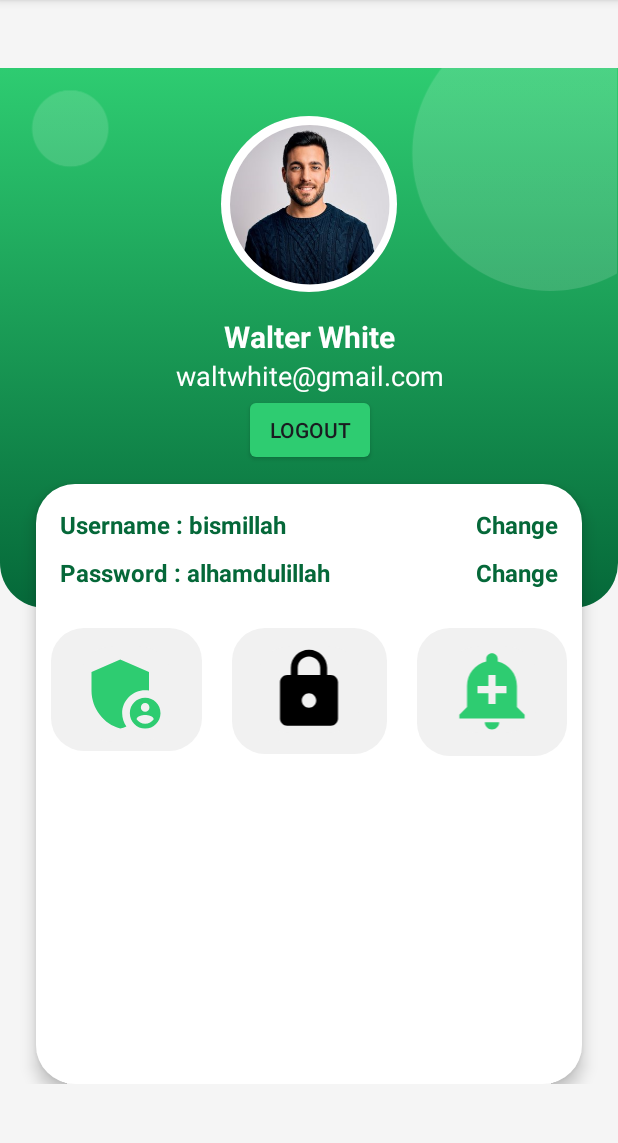
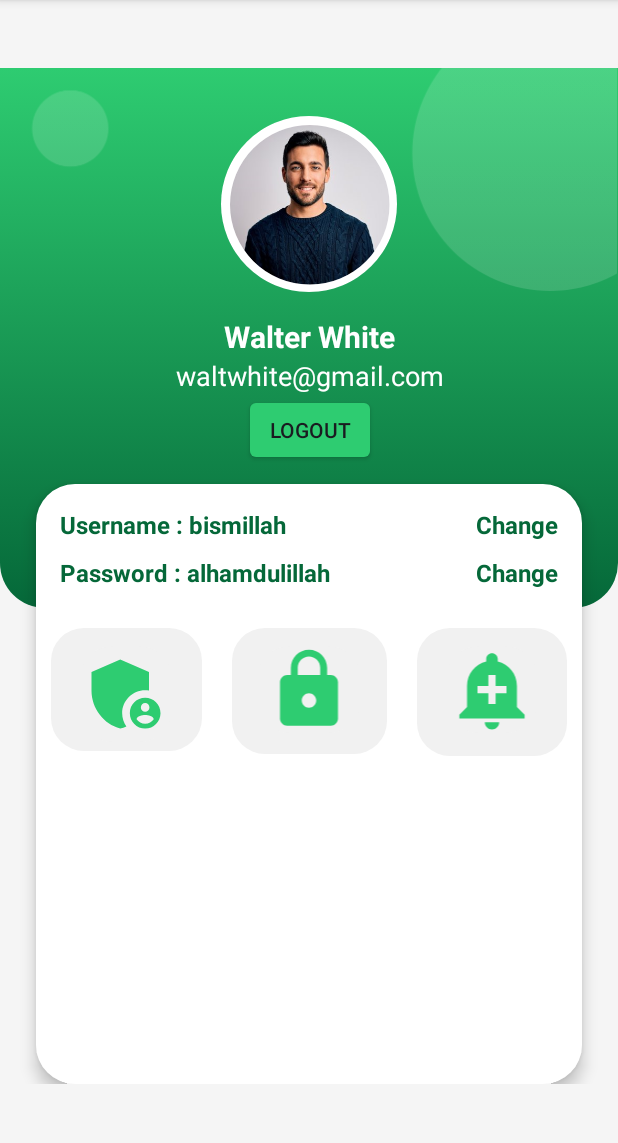
Before and after one commit to Dafwa/ramadhan-app, an Android app: the fragment ProfileFragment shown on its own in the app's theme, on a phone screen of 412 x 824 dp, the part 84-1227 px from its top. Run offline under Robolectric (Android 15) with nearby library versions, the light colour scheme and no system bars; 1 statement that could not run was skipped.

Commit message:
Mengubah warna icon lock menjadi hijau

```diff
--- /dev/null
+++ b/app/src/main/res/drawable/baseline_lock_24_green.xml
@@ -0,0 +1,5 @@
+<vector xmlns:android="http://schemas.android.com/apk/res/android" android:height="24dp" android:tint="#2ECC71" android:viewportHeight="24" android:viewportWidth="24" android:width="24dp">
+
+    <path android:fillColor="@android:color/white" android:pathData="M18,8h-1L17,6c0,-2.76 -2.24,-5 -5,-5S7,3.24 7,6v2L6,8c-1.1,0 -2,0.9 -2,2v10c0,1.1 0.9,2 2,2h12c1.1,0 2,-0.9 2,-2L20,10c0,-1.1 -0.9,-2 -2,-2zM12,17c-1.1,0 -2,-0.9 -2,-2s0.9,-2 2,-2 2,0.9 2,2 -0.9,2 -2,2zM15.1,8L8.9,8L8.9,6c0,-1.71 1.39,-3.1 3.1,-3.1 1.71,0 3.1,1.39 3.1,3.1v2z"/>
+
+</vector>
--- a/app/src/main/res/layout/fragment_profile.xml
+++ b/app/src/main/res/layout/fragment_profile.xml
@@ -217,7 +217,7 @@
                                 android:layout_gravity="center_horizontal"
                                 android:layout_margin="12dp"
                                 android:background="@drawable/gray_background"
-                                android:src="@drawable/baseline_lock_24" />
+                                android:src="@drawable/baseline_lock_24_green" />
 
 
                         </LinearLayout>
```
